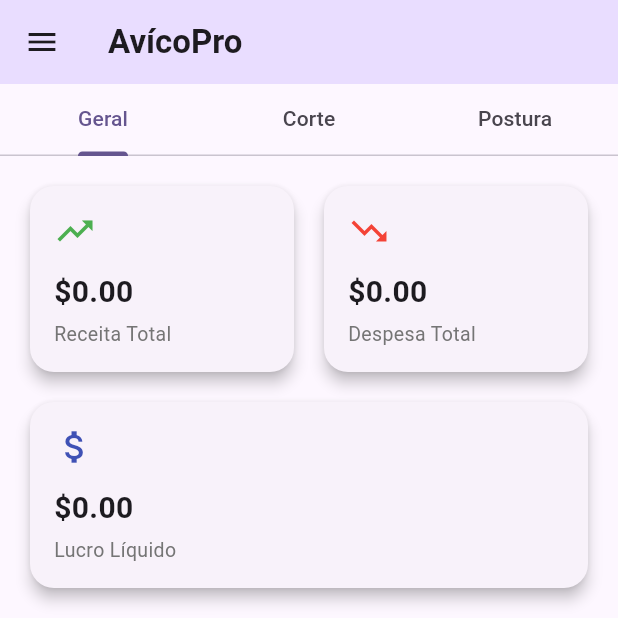
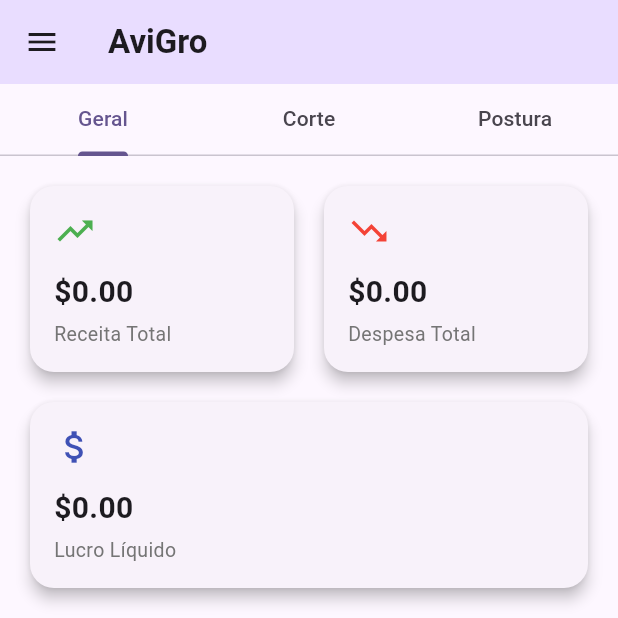
Before and after one commit to yannickRafael/bizmanager, a Flutter app: the screen it shows after launch, on a phone screen of 412 x 824 dp, the top half of it. Run offline on Flutter 3.47's test engine with Material 3 defaults, Android fonts, the phone set to English and light mode, and no system bars; our stand-ins replace csv, google_sign_in, googleapis_auth, share_plus, shared_preferences, sqflite; missing offline and left inert: googleapis; accounts and stored records are empty.

Commit message:
chore: changed the name of the app

```diff
--- a/lib/main.dart
+++ b/lib/main.dart
@@ -23,7 +23,7 @@ class MyApp extends StatelessWidget {
         ),
       ],
       child: MaterialApp(
-        title: 'BizManager',
+        title: 'AviGro',
         theme: ThemeData(
           // Use a nice color scheme as requested by "Premium Designs"
           colorScheme: ColorScheme.fromSeed(
--- a/lib/screens/backup_screen.dart
+++ b/lib/screens/backup_screen.dart
@@ -113,9 +113,9 @@ class _BackupScreenState extends State<BackupScreen> {
       final dataManager = Provider.of<DataManager>(context, listen: false);
       final csvContent = const ListToCsvConverter().convert(_buildAllCsvData(dataManager));
       final directory = await getTemporaryDirectory();
-      final path = '${directory.path}/avicopro_backup_${DateTime.now().millisecondsSinceEpoch}.csv';
+      final path = '${directory.path}/avigro_backup_${DateTime.now().millisecondsSinceEpoch}.csv';
       await File(path).writeAsString(csvContent);
-      await Share.shareXFiles([XFile(path)], text: 'AvicoPro - Copia de Seguranca CSV');
+      await Share.shareXFiles([XFile(path)], text: 'AviGro - Copia de Seguranca CSV');
       await _saveLastBackupDate();
     } catch (e) {
       if (context.mounted) {
@@ -168,7 +168,7 @@ class _BackupScreenState extends State<BackupScreen> {
 
       if (spreadsheetId == null) {
         final created = await sheetsApi.spreadsheets.create(
-          sheets.Spreadsheet(properties: sheets.SpreadsheetProperties(title: 'AvicoPro Backup')),
+          sheets.Spreadsheet(properties: sheets.SpreadsheetProperties(title: 'AviGro Backup')),
         );
         spreadsheetId = created.spreadsheetId;
         await prefs.setString('google_sheet_id', spreadsheetId!);
--- a/lib/screens/dashboard_screen.dart
+++ b/lib/screens/dashboard_screen.dart
@@ -21,7 +21,7 @@ class DashboardScreen extends StatelessWidget {
 
     return Scaffold(
       appBar: AppBar(
-        title: const Text('AvícoPro', style: TextStyle(fontWeight: FontWeight.bold)),
+        title: const Text('AviGro', style: TextStyle(fontWeight: FontWeight.bold)),
         backgroundColor: theme.colorScheme.primaryContainer,
       ),
       drawer: Drawer(
```
